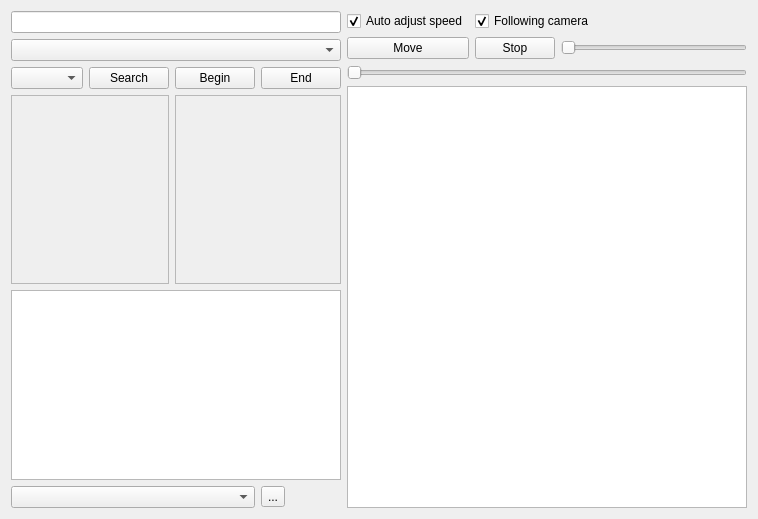
Before: the Qt Designer form GPS_second_GUI/mainwindow.ui in idaohang/gps-18, drawn with Qt 5.
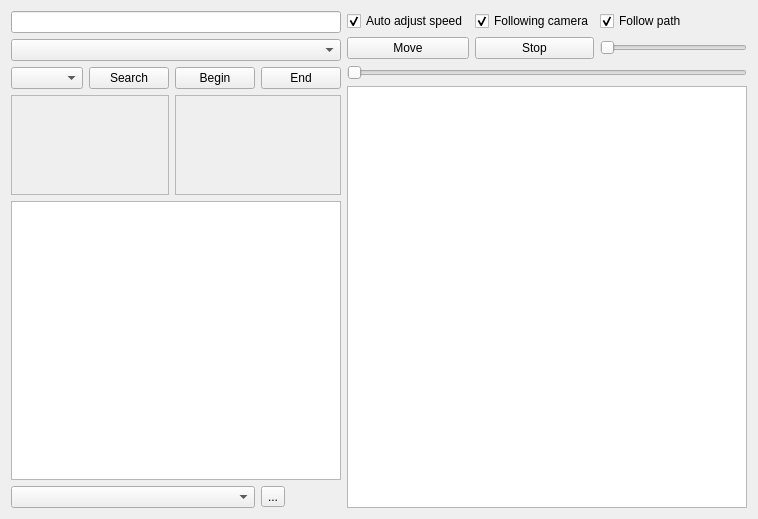
After: the same form once the commit is applied. Custom widgets are drawn as their Qt base class.

Commit message: change direction working / several segfaults fixed / camera following the car and map / from Gianni and Pierre

The edit to the form file:
```diff
--- a/GPS_second_GUI/mainwindow.ui
+++ b/GPS_second_GUI/mainwindow.ui
@@ -6,7 +6,7 @@
    <rect>
     <x>0</x>
     <y>0</y>
-    <width>700</width>
+    <width>742</width>
     <height>519</height>
    </rect>
   </property>
@@ -52,6 +52,12 @@
           <property name="enabled">
            <bool>false</bool>
           </property>
+          <property name="maximumSize">
+           <size>
+            <width>16777215</width>
+            <height>100</height>
+           </size>
+          </property>
           <property name="verticalScrollBarPolicy">
            <enum>Qt::ScrollBarAlwaysOff</enum>
           </property>
@@ -118,6 +124,12 @@
           <property name="enabled">
            <bool>false</bool>
           </property>
+          <property name="maximumSize">
+           <size>
+            <width>16777215</width>
+            <height>100</height>
+           </size>
+          </property>
           <property name="verticalScrollBarPolicy">
            <enum>Qt::ScrollBarAlwaysOff</enum>
           </property>
@@ -176,16 +188,6 @@
           </property>
          </widget>
         </item>
-        <item row="0" column="2" colspan="2">
-         <widget class="QCheckBox" name="followingCamera">
-          <property name="text">
-           <string>Following camera</string>
-          </property>
-          <property name="checked">
-           <bool>true</bool>
-          </property>
-         </widget>
-        </item>
         <item row="0" column="1">
          <widget class="QCheckBox" name="autoAdjustSpeed">
           <property name="text">
@@ -209,6 +211,26 @@
           </property>
          </widget>
         </item>
+        <item row="0" column="2">
+         <widget class="QCheckBox" name="followingCamera">
+          <property name="text">
+           <string>Following camera</string>
+          </property>
+          <property name="checked">
+           <bool>true</bool>
+          </property>
+         </widget>
+        </item>
+        <item row="0" column="3">
+         <widget class="QCheckBox" name="followPath">
+          <property name="text">
+           <string>Follow path</string>
+          </property>
+          <property name="checked">
+           <bool>true</bool>
+          </property>
+         </widget>
+        </item>
        </layout>
       </item>
      </layout>
```
Left out of the diff: 2 changed lines with no effect on the pictures. The commit also changes 4 other files.
